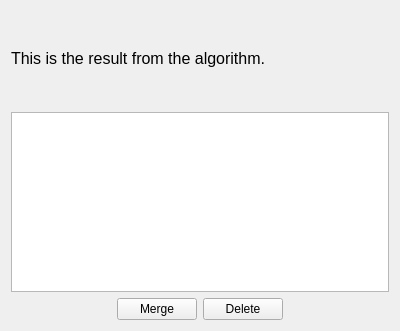
Before: the Qt Designer form core/panel/run_Path_Solving_listbox.ui in KmolYuan/Pyslvs-UI, drawn with Qt 5.
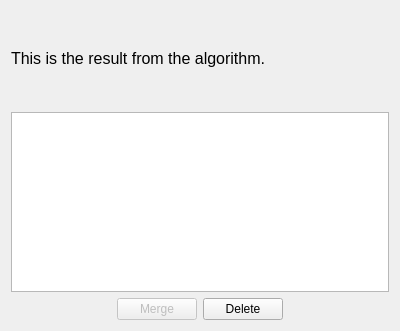
After: the same form once the commit is applied.

What changed in the file:
```diff
--- a/core/panel/run_Path_Solving_listbox.ui
+++ b/core/panel/run_Path_Solving_listbox.ui
@@ -60,6 +60,9 @@
      </item>
      <item>
       <widget class="QPushButton" name="mergeButton">
+       <property name="enabled">
+        <bool>false</bool>
+       </property>
        <property name="text">
         <string>Merge</string>
        </property>
```
